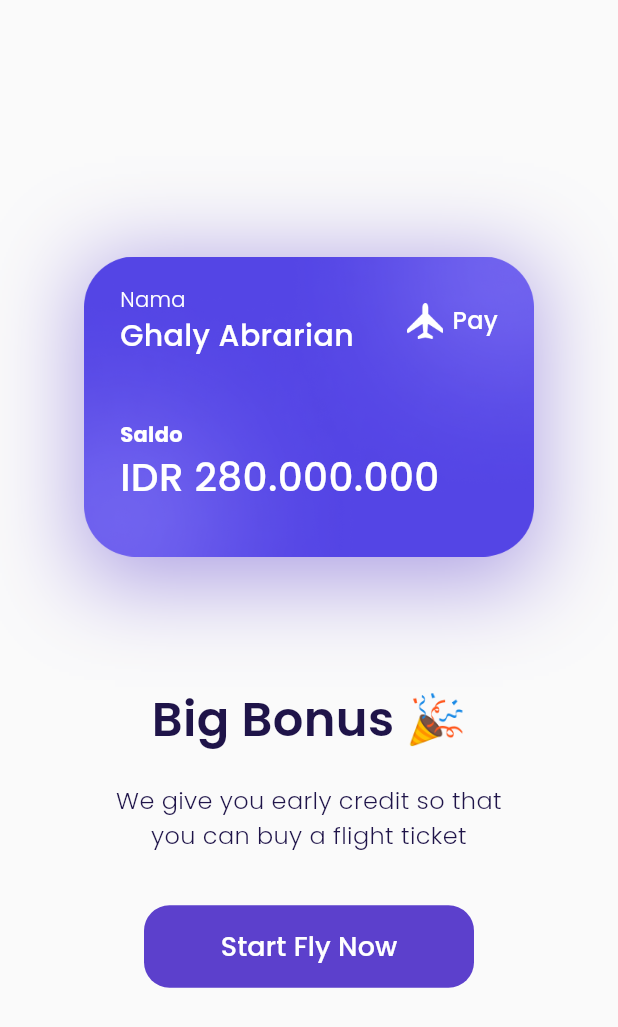
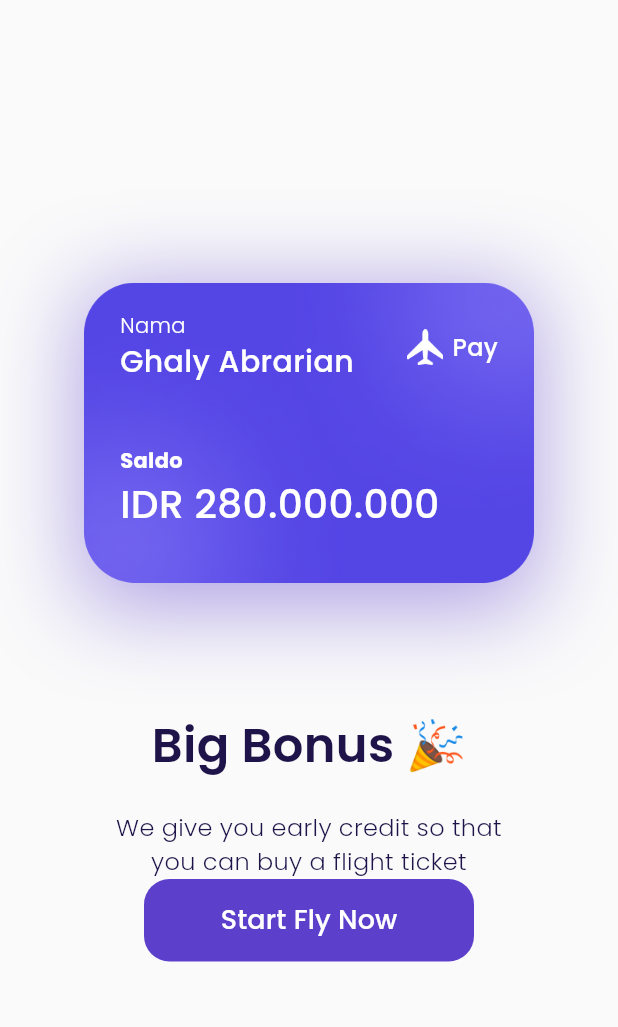
Before and after one commit to kingslyDev/TravelTicket, a Flutter app: the BonusPage screen opened by its route, on a phone screen of 412 x 824 dp. Shown: the top 1027 px of the screen. Run offline on Flutter 3.47's test engine with Material 3 defaults, Android fonts, the phone set to English and light mode, and no system bars; our stand-ins replace google_fonts.

Commit message:
widget buttonnavigation & custom button

```diff
--- a/lib/shared/themes.dart
+++ b/lib/shared/themes.dart
@@ -12,6 +12,7 @@ Color kGreenColor = Color(0xff0EC3AE);
 Color kPinkColor = Color(0xffEB70A5);
 Color kBackgroundColor = Color(0xffFAFAFA);
 Color kInActiveColor = Color(0xffDBD7EC);
+Color kTransparantColor = Colors.transparent;
 
 TextStyle blackTextStyle = GoogleFonts.poppins(
   color: kBlackColor,
--- a/lib/ui/screens/bonus_page.dart
+++ b/lib/ui/screens/bonus_page.dart
@@ -1,4 +1,5 @@
 import 'package:flutter/material.dart';
+import 'package:travelticket/widgets/custom_button.dart';
 import '../../shared/themes.dart';
 
 class BonusPage extends StatelessWidget {
@@ -129,30 +130,12 @@ class BonusPage extends StatelessWidget {
     }
 
     Widget startButton() {
-      return Container(
-        width: 220,
-        height: 55,
-        margin: EdgeInsets.only(top: 35),
-        child: TextButton(
-          onPressed: () {
-            Navigator.pushNamed(context, '/Main-page');
-          },
-          style: TextButton.styleFrom(
-            backgroundColor: kPrimaryColor,
-            shape: RoundedRectangleBorder(
-              borderRadius: BorderRadius.circular(
-                defaultRadius,
-              ),
-            ),
-          ),
-          child: Text(
-            'Start Fly Now',
-            style: whiteTextStyle.copyWith(
-              fontSize: 18,
-              fontWeight: medium,
-            ),
-          ),
-        ),
+      return CustomButton(
+        kata: 'Start Fly Now',
+        ukuran: 220,
+        onPressed: () {
+          Navigator.pushNamed(context, 'Main-page');
+        },
       );
     }
 
--- /dev/null
+++ b/lib/widgets/custom_button.dart
@@ -0,0 +1,44 @@
+import "package:flutter/material.dart";
+import '../../shared/themes.dart';
+
+class CustomButton extends StatelessWidget {
+  final String kata;
+  final double ukuran;
+  final Function() onPressed;
+  final EdgeInsets margin;
+
+  const CustomButton(
+      {Key? key,
+      required this.kata,
+      this.ukuran = double.infinity,
+      required this.onPressed,
+      this.margin = EdgeInsets.zero})
+      : super(key: key);
+
+  @override
+  Widget build(BuildContext context) {
+    return Container(
+      width: ukuran,
+      height: 55,
+      margin: margin,
+      child: TextButton(
+        onPressed: () {
+          Navigator.pushNamed(context, '/SignUp');
+        },
+        style: TextButton.styleFrom(
+          backgroundColor: kPrimaryColor,
+          shape: RoundedRectangleBorder(
+            borderRadius: BorderRadius.circular(defaultRadius),
+          ),
+        ),
+        child: Text(
+          (kata),
+          style: whiteTextStyle.copyWith(
+            fontSize: 18,
+            fontWeight: medium,
+          ),
+        ),
+      ),
+    );
+  }
+}
```
Also changed, not shown: lib/ui/screens/get_started.dart (+8 -25 lines), lib/ui/screens/main_page.dart (+14 -22 lines), lib/ui/screens/sign_up.dart (+4 -20 lines), lib/widgets/customButtonNavigation.dart (added, +40 -0 lines), 1 other file.
